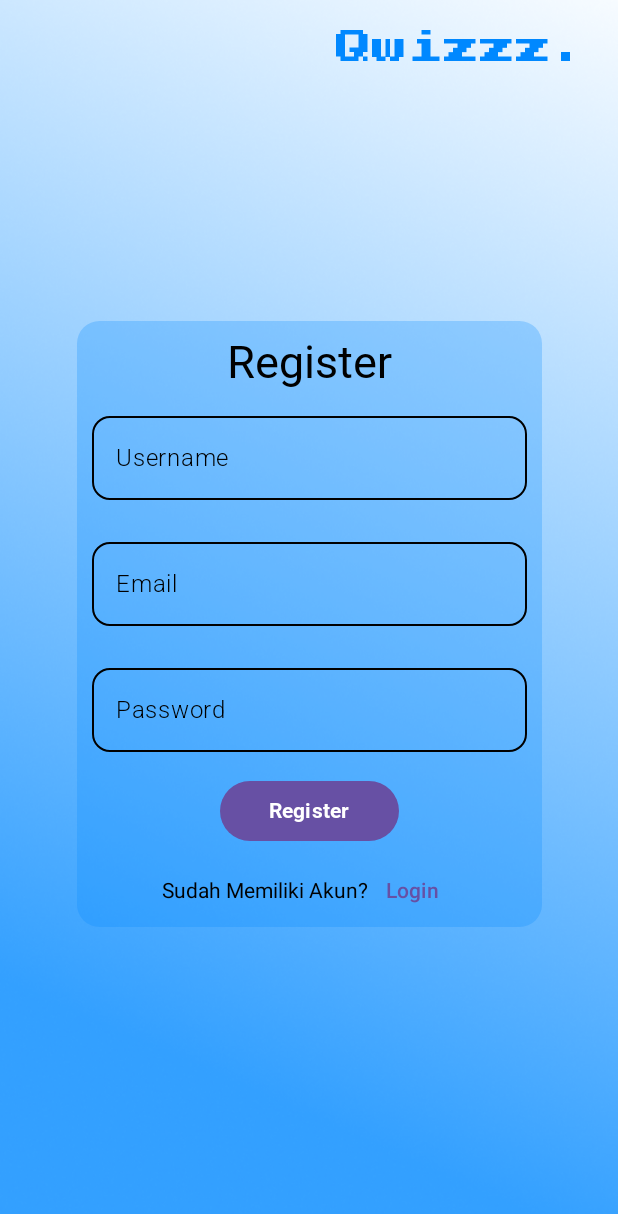
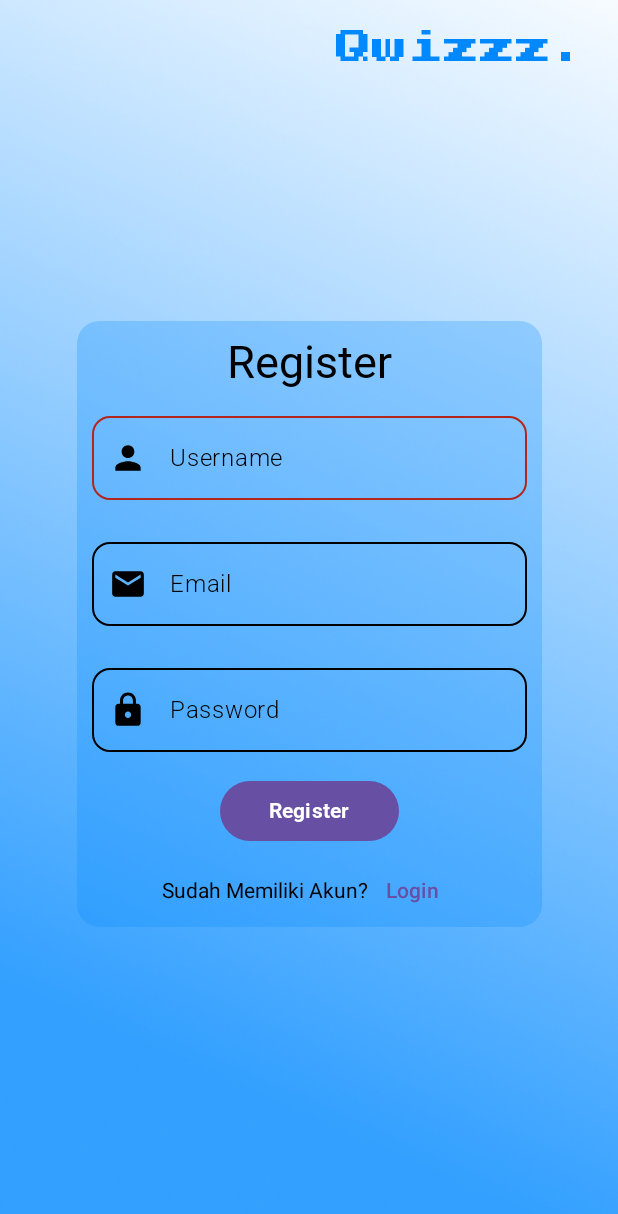
Before and after one commit to Galangzz/Qwizzz, an Android app built with Jetpack Compose: the RegisterScreen screen opened through its navigation route, after a tap on "Register", on a phone screen of 412 x 824 dp. Shown: the top 1214 px of the screen. Run offline under Robolectric (Android 15) with nearby library versions, the phone set to English and light mode, and no system bars; our stand-ins replace Firebase (no records; nobody signed in at launch, a user with empty details on screens opened directly); Roboto replaces fonts that are not available here.

Commit message:
add icon

```diff
--- a/app/src/main/java/com/example/qwizz/ui/auth/LoginScreen.kt
+++ b/app/src/main/java/com/example/qwizz/ui/auth/LoginScreen.kt
@@ -1,7 +1,7 @@
 package com.example.qwizz.ui.auth
 
-import android.content.Context
 import android.util.Log
+import android.widget.Toast
 import androidx.compose.foundation.Image
 import androidx.compose.foundation.layout.Arrangement
 import androidx.compose.foundation.layout.Box
@@ -12,12 +12,18 @@ import androidx.compose.foundation.layout.fillMaxSize
 import androidx.compose.foundation.layout.fillMaxWidth
 import androidx.compose.foundation.layout.height
 import androidx.compose.foundation.layout.padding
+import androidx.compose.foundation.layout.size
 import androidx.compose.foundation.layout.width
 import androidx.compose.foundation.shape.RoundedCornerShape
+import androidx.compose.material.icons.Icons
+import androidx.compose.material.icons.filled.Email
+import androidx.compose.material.icons.filled.Lock
 import androidx.compose.material3.Button
 import androidx.compose.material3.Card
 import androidx.compose.material3.CardDefaults
 import androidx.compose.material3.Checkbox
+import androidx.compose.material3.CircularProgressIndicator
+import androidx.compose.material3.Icon
 import androidx.compose.material3.OutlinedTextField
 import androidx.compose.material3.OutlinedTextFieldDefaults
 import androidx.compose.material3.Text
@@ -30,6 +36,7 @@ import androidx.compose.runtime.setValue
 import androidx.compose.ui.Alignment
 import androidx.compose.ui.Modifier
 import androidx.compose.ui.layout.ContentScale
+import androidx.compose.ui.platform.LocalContext
 import androidx.compose.ui.res.colorResource
 import androidx.compose.ui.res.painterResource
 import androidx.compose.ui.text.font.Font
@@ -39,19 +46,12 @@ import androidx.compose.ui.text.input.PasswordVisualTransformation
 import androidx.compose.ui.text.input.VisualTransformation
 import androidx.compose.ui.unit.dp
 import androidx.compose.ui.unit.sp
+import androidx.lifecycle.viewmodel.compose.viewModel
 import androidx.navigation.NavController
 import com.example.qwizz.R
 import com.example.qwizz.Screen
-import android.widget.Toast
-import androidx.compose.foundation.layout.size
-import androidx.compose.material3.CircularProgressIndicator
-import androidx.compose.runtime.LaunchedEffect
-import androidx.compose.ui.platform.LocalContext
-import androidx.lifecycle.viewmodel.compose.viewModel
-import com.example.qwizz.data.control.CredentialsManager
 import com.example.qwizz.viewmodel.auth.AuthViewModel
 import com.example.qwizz.viewmodel.auth.AuthViewModelFactory
-import java.lang.Compiler.enable
 
 
 @Composable
@@ -67,11 +67,7 @@ fun LoginScreen(
     var passwordVisible by remember{ mutableStateOf(false) }
     var emailError by remember{ mutableStateOf(false) }
     var isCheckboxChecked by remember { mutableStateOf(false) }
-
     var isLoading by remember { mutableStateOf(false)}
-
-
-
 
     var rememberMeChecked by remember { mutableStateOf(false) }
 
@@ -180,6 +176,17 @@ fun LoginScreen(
                             unfocusedBorderColor = colorResource(R.color.black),
                             focusedBorderColor = colorResource(R.color.black_shadow)
                         ),
+                        isError = emailError,
+                        leadingIcon = {
+                            Icon(
+                                imageVector = Icons.Default.Email,
+                                contentDescription = null,
+                                tint = colorResource(R.color.black),
+                                modifier = Modifier
+                                    .size(25.dp)
+                            )
+                        },
+
                         singleLine = true
                     )
 
@@ -206,6 +213,16 @@ fun LoginScreen(
                             unfocusedBorderColor = colorResource(R.color.black),
                             focusedBorderColor = colorResource(R.color.black_shadow)
                         ),
+                        isError = password.isNotEmpty() && password.length < 8,
+                        leadingIcon = {
+                            Icon(
+                                imageVector = Icons.Default.Lock,
+                                contentDescription = null,
+                                tint = colorResource(R.color.black),
+                                modifier = Modifier
+                                    .size(25.dp)
+                            )
+                        },
                         singleLine = true
                     )
                     Row (
@@ -270,6 +287,9 @@ fun LoginScreen(
                                 else{
                                     isLoading = false
                                     Toast.makeText(context, message, Toast.LENGTH_SHORT).show()
+                                    if (message == "Format email tidak valid"){
+                                        emailError = true
+                                    }
                                 }
 
                             }
--- a/app/src/main/java/com/example/qwizz/ui/auth/RegisterScreen.kt
+++ b/app/src/main/java/com/example/qwizz/ui/auth/RegisterScreen.kt
@@ -15,10 +15,15 @@ import androidx.compose.foundation.layout.padding
 import androidx.compose.foundation.layout.size
 import androidx.compose.foundation.layout.width
 import androidx.compose.foundation.shape.RoundedCornerShape
+import androidx.compose.material.icons.Icons
+import androidx.compose.material.icons.filled.Email
+import androidx.compose.material.icons.filled.Lock
+import androidx.compose.material.icons.filled.Person
 import androidx.compose.material3.Button
 import androidx.compose.material3.Card
 import androidx.compose.material3.CardDefaults
 import androidx.compose.material3.CircularProgressIndicator
+import androidx.compose.material3.Icon
 import androidx.compose.material3.OutlinedTextField
 import androidx.compose.material3.OutlinedTextFieldDefaults
 import androidx.compose.material3.Text
@@ -174,6 +179,16 @@ fun RegisterScreen(
                             unfocusedBorderColor = colorResource(R.color.black),
                             focusedBorderColor = colorResource(R.color.black_shadow)
                         ),
+                        isError = usernameError,
+                        leadingIcon = {
+                            Icon(
+                                imageVector = Icons.Default.Person,
+                                contentDescription = null,
+                                tint = colorResource(R.color.black),
+                                modifier = Modifier
+                                    .size(25.dp)
+                            )
+                        },
                         singleLine = true
                     )
 
@@ -199,6 +214,16 @@ fun RegisterScreen(
                             unfocusedBorderColor = colorResource(R.color.black),
                             focusedBorderColor = colorResource(R.color.black_shadow)
                         ),
+                        isError = emailError,
+                        leadingIcon = {
+                            Icon(
+                                imageVector = Icons.Default.Email,
+                                contentDescription = null,
+                                tint = colorResource(R.color.black),
+                                modifier = Modifier
+                                    .size(25.dp)
+                            )
+                        },
                         singleLine = true
                     )
 
@@ -225,6 +250,15 @@ fun RegisterScreen(
                             unfocusedBorderColor = colorResource(R.color.black),
                             focusedBorderColor = colorResource(R.color.black_shadow)
                         ),
+                        isError = passwordError,
+                        leadingIcon = {
+                            Icon(
+                                imageVector = Icons.Default.Lock,
+                                contentDescription = null,
+                                tint = colorResource(R.color.black),
+                                modifier = Modifier.size(25.dp)
+                            )
+                        },
                         singleLine = true
                     )
 
@@ -241,38 +275,6 @@ fun RegisterScreen(
                             emailError = false
                             passwordError = false
 
-                            if(userName.isEmpty()){
-                                Toast.makeText(context, "Username tidak boleh kosong", Toast.LENGTH_SHORT).show()
-                                usernameError = true
-                                registerFailed = true
-                                isLoading = false
-                                return@Button
-                            }
-                            if(email.isEmpty()){
-                                Toast.makeText(context, "Email tidak boleh kosong", Toast.LENGTH_SHORT).show()
-                                emailError = true
-                                registerFailed = true
-                                isLoading = false
-                                return@Button
-                            }
-                            if(password.isEmpty()) {
-                                Toast.makeText(
-                                    context,
-                                    "Password tidak boleh kosong",
-                                    Toast.LENGTH_SHORT
-                                ).show()
-                                passwordError = true
-                                registerFailed = true
-                                isLoading = false
-                                return@Button
-                            }
-                            if(password.length < 6){
-                                Toast.makeText(context, "Password minimal 6 karakter", Toast.LENGTH_SHORT).show()
-                                passwordError = true
-                                registerFailed = true
-                                isLoading = false
-                                return@Button
-                            }
 
                             Log.d("RegisterScreen", "Attempting registration with username: $userName, email: $email")
 
@@ -291,10 +293,21 @@ fun RegisterScreen(
                                     isLoading = false
                                     return@registerUser
                                 }
-                                Toast.makeText(context, message, Toast.LENGTH_SHORT).show().toString()
-                                registerFailed = true
-                                isLoading = false
-
+                                else{
+                                    if(message == "Email tidak boleh kosong" || message == "Format email tidak valid"){
+                                        emailError = true
+                                    }
+                                    if(message == "Password tidak boleh kosong" || message == "Password minimal 8 karakter" || message == "Password harus berisi minimal 1 huruf besar, 1 huruf kecil, " + "1 angka, dan 1 karakter khusus (@#$%^&+=!)"){
+                                        passwordError = true
+                                    }
+                                    if(message == "Username tidak boleh kosong" || message == "Username hanya boleh berisi huruf, angka, dan karakter . _ -" + " dengan panjang 3-20 karakter"){
+                                        usernameError = true
+                                    }
+                                    Toast.makeText(context, message, Toast.LENGTH_SHORT).show().toString()
+                                    registerFailed = true
+                                    isLoading = false
+                                    return@registerUser
+                                }
                             }
 
                         },
```
